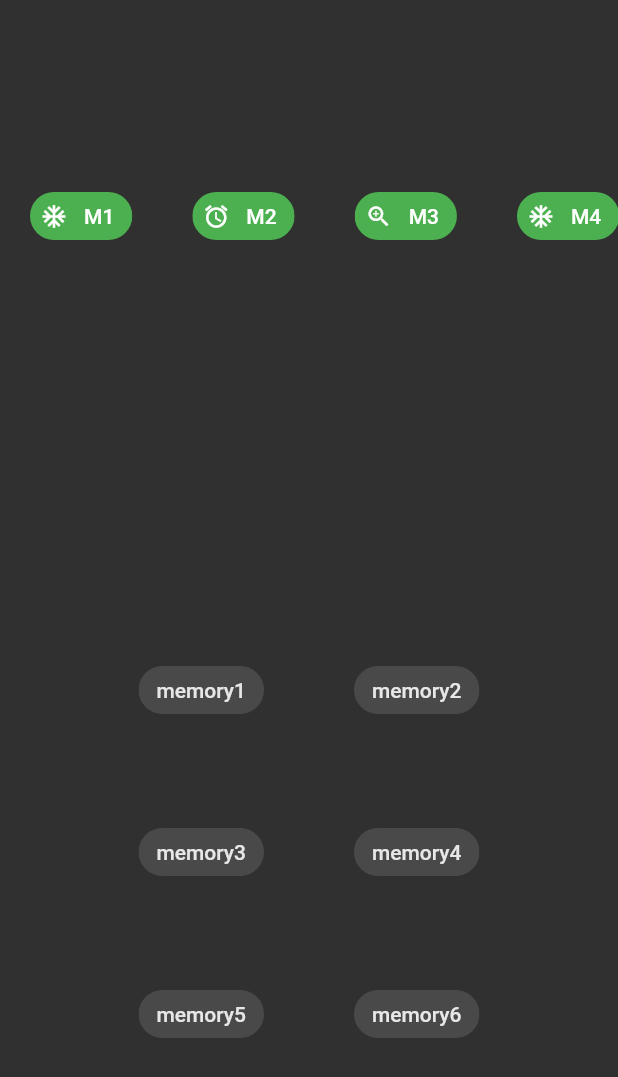
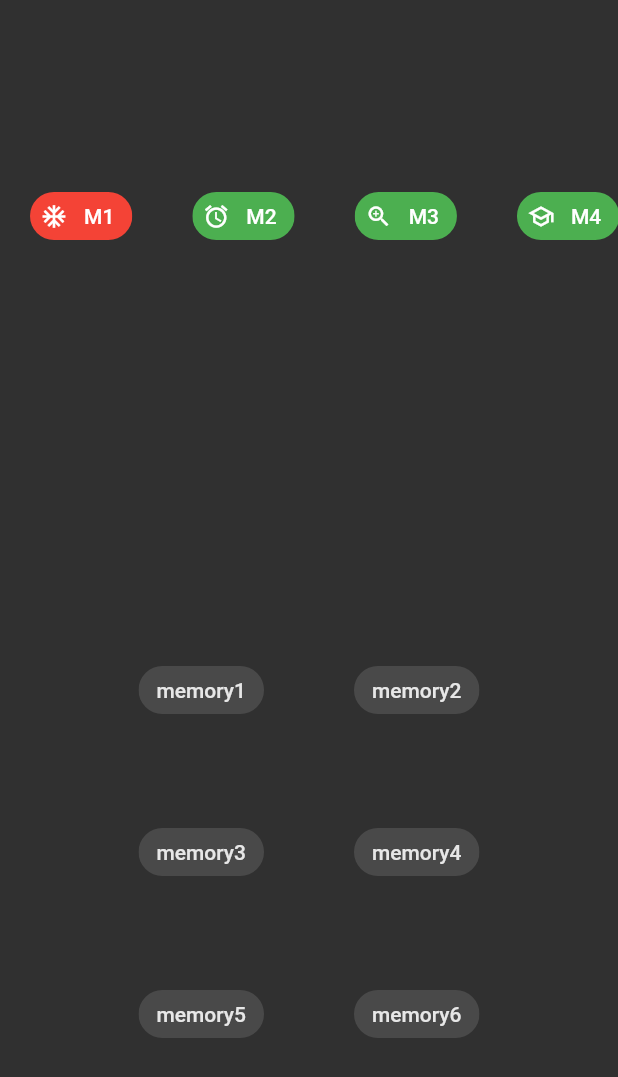
Before and after one commit to rion15007/choicechip, a Flutter app: the screen it shows after launch, on a phone screen of 412 x 824 dp. Shown: the top 1077 px of the screen. Run offline on Flutter 3.47's test engine with Material 2 defaults, Android fonts, the phone set to English and light mode, and no system bars; Roboto replaces fonts that are missing (Arial).

Commit message:
！部分を修正

```diff
--- a/lib/main.dart
+++ b/lib/main.dart
@@ -33,12 +33,12 @@ class _ChipselectState extends State<Chipselect> {
     const Icon(Icons.ac_unit),
     const Icon(Icons.access_alarm_sharp),
     const Icon(Icons.zoom_in),
-    const Icon(Icons.ac_unit),
-    const Icon(Icons.access_alarm_sharp),
-    const Icon(Icons.zoom_in),
+    const Icon(Icons.school_outlined),
+    const Icon(Icons.radio),
+    const Icon(Icons.air_rounded),
   ];
 
-  var _choiceIndex;
+  var _choiceIndex = 0;
 
   @override
   Widget build(BuildContext context) {
@@ -87,7 +87,7 @@ class _ChipselectState extends State<Chipselect> {
   }
 
   String selectedChoice = "";
-  final Listxxx = [
+  var listxxx = [
     'memory1',
     'memory2',
     'memory3',
@@ -98,7 +98,7 @@ class _ChipselectState extends State<Chipselect> {
 
   List<Widget> get _choiceList {
     List<Widget> choices = [];
-    for (var item in Listxxx) {
+    for (var item in listxxx) {
       choices.add(Container(
         padding: const EdgeInsets.all(30.0),
         child: ChoiceChip(
```
